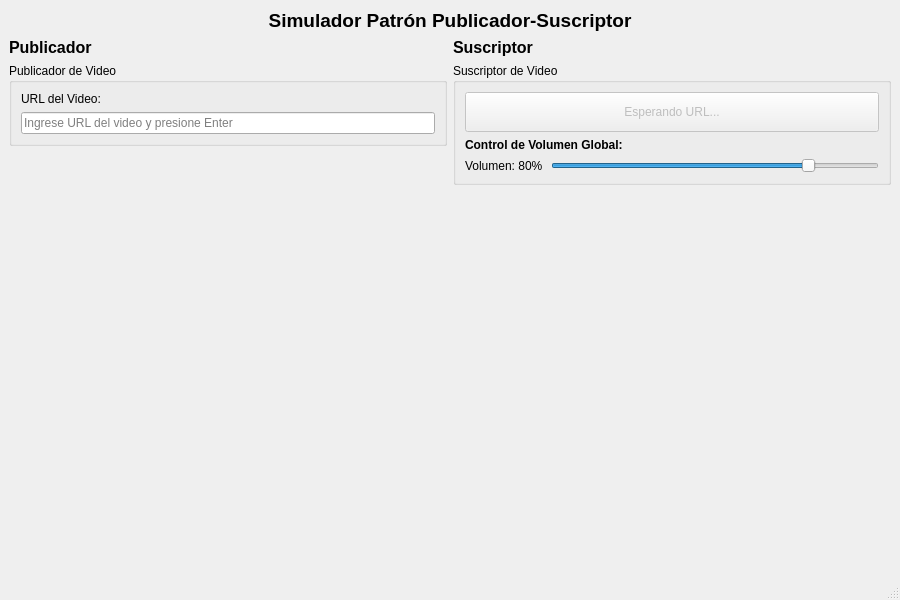
Qt form T3/Entrega/mainwindow.ui (ferna041/T1POO-) before a commit.
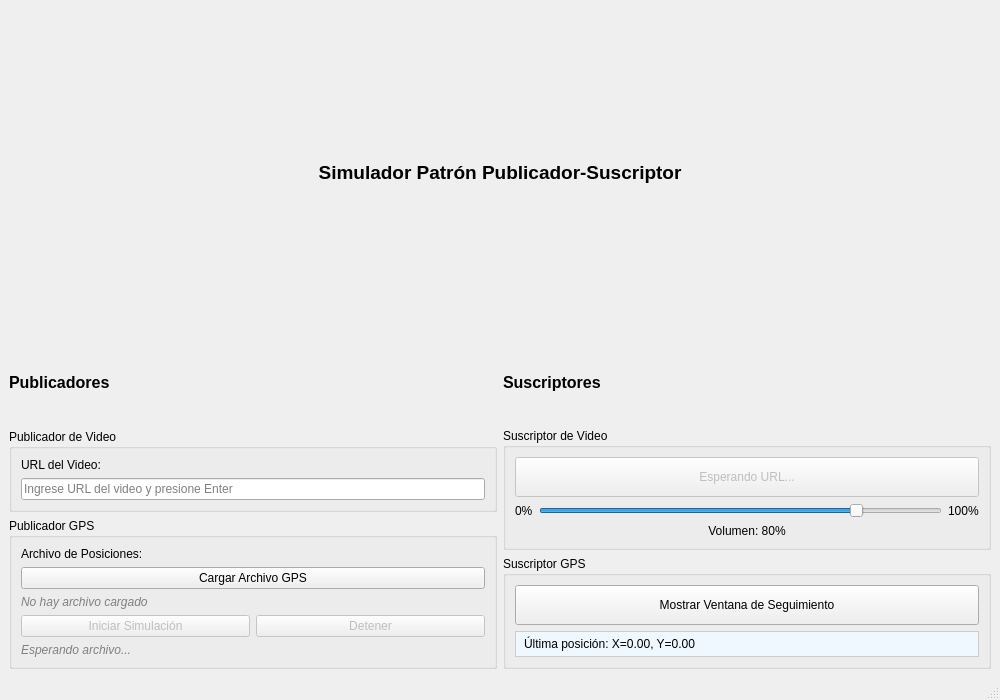
The same form after that commit.

What changed in the file:
```diff
--- a/T3/Entrega/mainwindow.ui
+++ b/T3/Entrega/mainwindow.ui
@@ -6,8 +6,8 @@
    <rect>
     <x>0</x>
     <y>0</y>
-    <width>900</width>
-    <height>600</height>
+    <width>1000</width>
+    <height>700</height>
    </rect>
   </property>
   <property name="windowTitle">
@@ -39,7 +39,7 @@
         <item>
          <widget class="QLabel" name="publisherLabel">
           <property name="text">
-           <string>Publicador</string>
+           <string>Publicadores</string>
           </property>
           <property name="font">
            <font>
@@ -74,17 +74,71 @@
          </widget>
         </item>
         <item>
-         <spacer name="verticalSpacer">
-          <property name="orientation">
-           <enum>Qt::Vertical</enum>
+         <widget class="QGroupBox" name="gpsPublisherGroup">
+          <property name="title">
+           <string>Publicador GPS</string>
           </property>
-          <property name="sizeHint" stdset="0">
-           <size>
-            <width>20</width>
-            <height>40</height>
-           </size>
-          </property>
-         </spacer>
+          <layout class="QVBoxLayout" name="gpsPublisherLayout">
+           <item>
+            <widget class="QLabel" name="gpsLabel">
+             <property name="text">
+              <string>Archivo de Posiciones:</string>
+             </property>
+            </widget>
+           </item>
+           <item>
+            <widget class="QPushButton" name="loadFileButton">
+             <property name="text">
+              <string>Cargar Archivo GPS</string>
+             </property>
+            </widget>
+           </item>
+           <item>
+            <widget class="QLabel" name="fileStatusLabel">
+             <property name="text">
+              <string>No hay archivo cargado</string>
+             </property>
+             <property name="styleSheet">
+              <string>color: gray; font-style: italic;</string>
+             </property>
+            </widget>
+           </item>
+           <item>
+            <layout class="QHBoxLayout" name="gpsControlsLayout">
+             <item>
+              <widget class="QPushButton" name="startSimButton">
+               <property name="text">
+                <string>Iniciar Simulación</string>
+               </property>
+               <property name="enabled">
+                <bool>false</bool>
+               </property>
+              </widget>
+             </item>
+             <item>
+              <widget class="QPushButton" name="stopSimButton">
+               <property name="text">
+                <string>Detener</string>
+               </property>
+               <property name="enabled">
+                <bool>false</bool>
+               </property>
+              </widget>
+             </item>
+            </layout>
+           </item>
+           <item>
+            <widget class="QLabel" name="gpsStatusLabel">
+             <property name="text">
+              <string>Esperando archivo...</string>
+             </property>
+             <property name="styleSheet">
+              <string>color: gray; font-style: italic;</string>
+             </property>
+            </widget>
+           </item>
+          </layout>
+         </widget>
         </item>
        </layout>
       </item>
@@ -93,7 +147,7 @@
         <item>
          <widget class="QLabel" name="subscriberLabel">
           <property name="text">
-           <string>Suscriptor</string>
+           <string>Suscriptores</string>
           </property>
           <property name="font">
            <font>
@@ -126,32 +180,12 @@
              </property>
             </widget>
            </item>
-           <item>
-            <widget class="QLabel" name="volumeControlLabel">
-             <property name="text">
-              <string>Control de Volumen Global:</string>
-             </property>
-             <property name="font">
-              <font>
-               <pointsize>9</pointsize>
-               <weight>75</weight>
-               <bold>true</bold>
-              </font>
-             </property>
-            </widget>
-           </item>
            <item>
             <layout class="QHBoxLayout" name="volumeLayout">
              <item>
               <widget class="QLabel" name="volumeLabel">
                <property name="text">
-                <string>Volumen: 80%</string>
-               </property>
-               <property name="minimumSize">
-                <size>
-                 <width>80</width>
-                 <height>0</height>
-                </size>
+                <string>0%</string>
                </property>
               </widget>
              </item>
@@ -169,25 +203,64 @@
                <property name="value">
                 <number>80</number>
                </property>
+               <property name="orientation">
+                <enum>Qt::Horizontal</enum>
+               </property>
+              </widget>
+             </item>
+             <item>
+              <widget class="QLabel" name="volumeMaxLabel">
+               <property name="text">
+                <string>100%</string>
+               </property>
               </widget>
              </item>
             </layout>
            </item>
+           <item>
+            <widget class="QLabel" name="volumeValueLabel">
+             <property name="text">
+              <string>Volumen: 80%</string>
+             </property>
+             <property name="alignment">
+              <set>Qt::AlignCenter</set>
+             </property>
+            </widget>
+           </item>
           </layout>
          </widget>
         </item>
         <item>
-         <spacer name="verticalSpacer_2">
-          <property name="orientation">
-           <enum>Qt::Vertical</enum>
+         <widget class="QGroupBox" name="gpsSubscriberGroup">
+          <property name="title">
+           <string>Suscriptor GPS</string>
           </property>
-          <property name="sizeHint" stdset="0">
-           <size>
-            <width>20</width>
-            <height>40</height>
-           </size>
-          </property>
-         </spacer>
+          <layout class="QVBoxLayout" name="gpsSubscriberLayout">
+           <item>
+            <widget class="QPushButton" name="showTrackingButton">
+             <property name="text">
+              <string>Mostrar Ventana de Seguimiento</string>
+             </property>
+             <property name="minimumSize">
+              <size>
+               <width>0</width>
+               <height>40</height>
+              </size>
+             </property>
+            </widget>
+           </item>
+           <item>
+            <widget class="QLabel" name="lastPositionLabel">
+             <property name="text">
+              <string>Última posición: X=0.00, Y=0.00</string>
+             </property>
+             <property name="styleSheet">
+              <string>background-color: #f0f8ff; padding: 5px; border: 1px solid #ccc;</string>
+             </property>
+            </widget>
+           </item>
+          </layout>
+         </widget>
         </item>
        </layout>
       </item>
```
Left out of the diff: 7 changed lines with no effect on the pictures.
